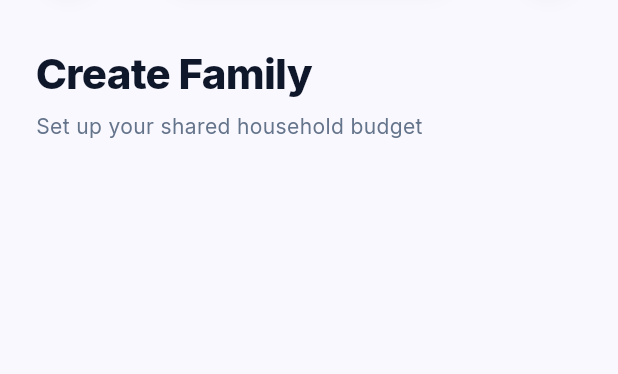
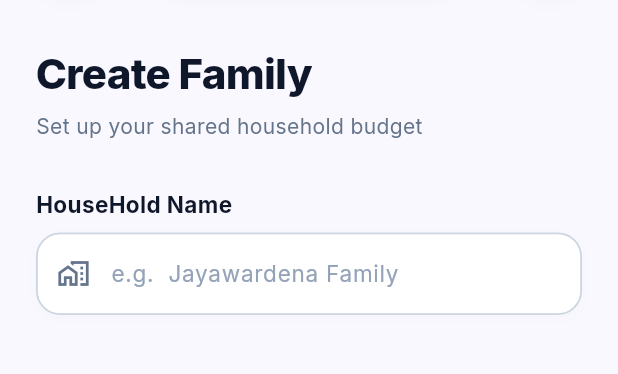
Before and after one commit to justtnikiyaa/family_budget_app, a Flutter app: the CreateFamilyScreen screen opened directly with empty values, on a phone screen of 412 x 824 dp, the part 84-458 px from its top. Run offline on Flutter 3.47's test engine with Material 3 defaults, Android fonts, the phone set to English and light mode, and no system bars; our stand-ins replace cloud_firestore, firebase_auth, firebase_core, google_fonts; accounts and stored records are empty.

Commit message:
feat(create-family): implement household name text field with custom home icon

```diff
--- a/lib/screens/dashboard/create_family_screen.dart
+++ b/lib/screens/dashboard/create_family_screen.dart
@@ -13,6 +13,14 @@ class CreateFamilyScreen extends StatefulWidget {
 }
 
 class _CreateFamilyScreenState extends State<CreateFamilyScreen> {
+  final TextEditingController _familyNameController = TextEditingController();
+
+  @override
+  void dispose() {
+    _familyNameController.dispose();
+    super.dispose();
+  }
+
   void _showHelpDialog() {
     showDialog(
       context: context,
@@ -185,6 +193,87 @@ class _CreateFamilyScreenState extends State<CreateFamilyScreen> {
                   fontWeight: FontWeight.w400,
                 ),
               ),
+
+              const SizedBox(height: 32),
+
+              // Field 1: HouseHold Name
+              Text(
+                'HouseHold Name',
+                style: GoogleFonts.inter(
+                  fontSize: 15,
+                  fontWeight: FontWeight.w700,
+                  color: const Color(0xFF0F172A),
+                ),
+              ),
+              const SizedBox(height: 8),
+              Container(
+                decoration: BoxDecoration(
+                  color: Colors.white,
+                  borderRadius: BorderRadius.circular(16),
+                  boxShadow: const [
+                    BoxShadow(
+                      color: Color(0x04000000),
+                      blurRadius: 6,
+                      offset: Offset(0, 2),
+                    ),
+                  ],
+                ),
+                child: TextField(
+                  controller: _familyNameController,
+                  style: GoogleFonts.inter(
+                    fontSize: 15,
+                    fontWeight: FontWeight.w500,
+                    color: const Color(0xFF0F172A),
+                  ),
+                  decoration: InputDecoration(
+                    hintText: 'e.g.  Jayawardena Family',
+                    hintStyle: GoogleFonts.inter(
+                      fontSize: 15,
+                      fontWeight: FontWeight.w400,
+                      color: const Color(0xFF94A3B8),
+                    ),
+                    prefixIcon: const Padding(
+                      padding: EdgeInsets.only(left: 14, right: 10),
+                      child: Icon(
+                        Icons.home_work_outlined,
+                        color: Color(0xFF64748B),
+                        size: 22,
+                      ),
+                    ),
+                    prefixIconConstraints: const BoxConstraints(
+                      minWidth: 46,
+                      minHeight: 24,
+                    ),
+                    filled: true,
+                    fillColor: Colors.white,
+                    contentPadding: const EdgeInsets.symmetric(
+                      horizontal: 16,
+                      vertical: 16,
+                    ),
+                    border: OutlineInputBorder(
+                      borderRadius: BorderRadius.circular(16),
+                      borderSide: const BorderSide(
+                        color: Color(0xFFCBD5E1),
+                        width: 1.2,
+                      ),
+                    ),
+                    enabledBorder: OutlineInputBorder(
+                      borderRadius: BorderRadius.circular(16),
+                      borderSide: const BorderSide(
+                        color: Color(0xFFCBD5E1),
+                        width: 1.2,
+                      ),
+                    ),
+                    focusedBorder: OutlineInputBorder(
+                      borderRadius: BorderRadius.circular(16),
+                      borderSide: const BorderSide(
+                        color: Color(0xFF0F766E),
+                        width: 1.6,
+                      ),
+                    ),
+                  ),
+                ),
+              ),
             ],
           ),
         ),
```
